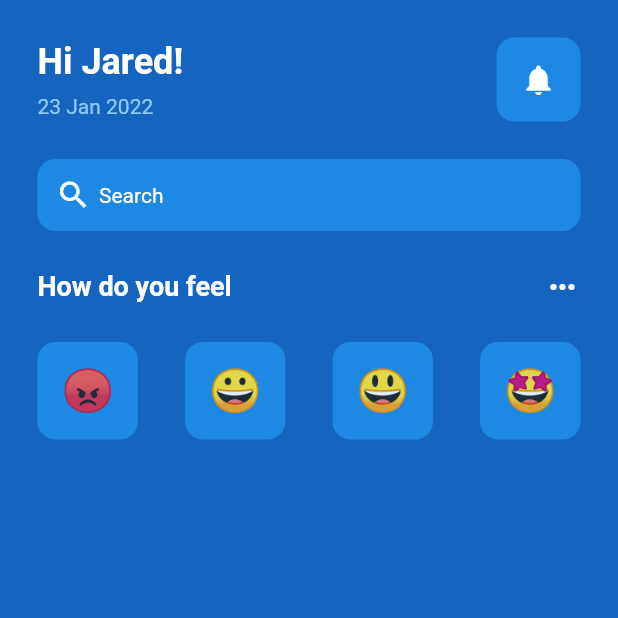
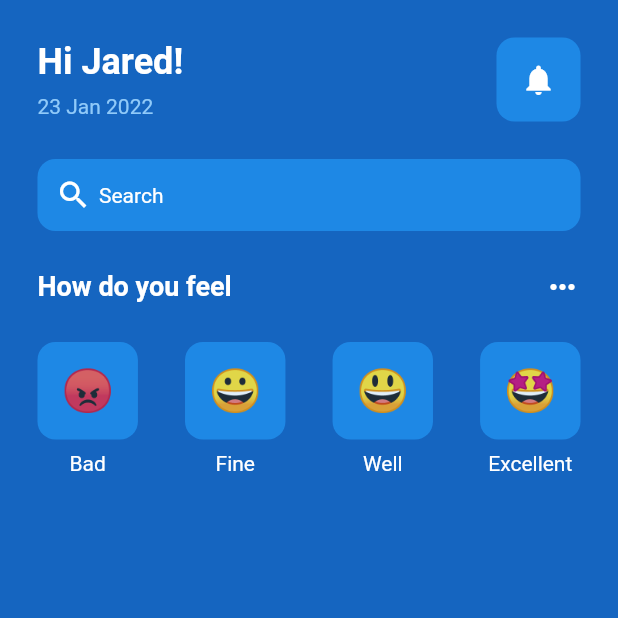
Before and after one commit to mrojasb2000/flutter_demo, a Flutter app: the screen it shows after launch, on a phone screen of 412 x 824 dp, the top half of it. Run offline on Flutter 3.47's test engine with Material 2 defaults, Android fonts, the phone set to English and light mode, and no system bars.

Commit message:
chore: add text emoticon face

```diff
--- a/lib/pages/home_page.dart
+++ b/lib/pages/home_page.dart
@@ -106,20 +106,64 @@ class _HomePageState extends State<HomePage> {
                   mainAxisAlignment: MainAxisAlignment.spaceBetween,
                   children: [
                     // bad
+                    Column(
+                      children: [
                         const EmiticonFace(
                           emoticonFace: '😡',
                         ),
+                        const SizedBox(
+                          height: 8,
+                        ),
+                        const Text(
+                          'Bad',
+                          style: TextStyle(color: Colors.white),
+                        ),
+                      ],
+                    ),
                     // fine
+                    Column(
+                      children: [
                         const EmiticonFace(
                           emoticonFace: '😀',
                         ),
+                        const SizedBox(
+                          height: 8,
+                        ),
+                        const Text(
+                          'Fine',
+                          style: TextStyle(color: Colors.white),
+                        ),
+                      ],
+                    ),
                     // well
+                    Column(
+                      children: [
                         const EmiticonFace(
                           emoticonFace: '😃',
                         ),
+                        const SizedBox(
+                          height: 8,
+                        ),
+                        const Text(
+                          'Well',
+                          style: TextStyle(color: Colors.white),
+                        ),
+                      ],
+                    ),
                     // excellent
+                    Column(
+                      children: [
                         const EmiticonFace(
                           emoticonFace: '🤩',
+                        ),
+                        const SizedBox(
+                          height: 8,
+                        ),
+                        const Text(
+                          'Excellent',
+                          style: TextStyle(color: Colors.white),
+                        ),
+                      ],
                     ),
                   ],
                 )
```
Lines whose indentation alone changed are shown as unchanged.
